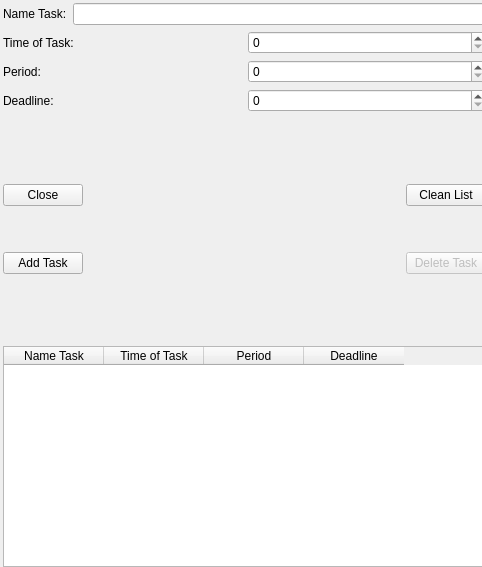
Before: the Qt Designer form addtask.ui in feichay10/Cliente-Proyecto-Final-SOA, drawn with Qt 5.
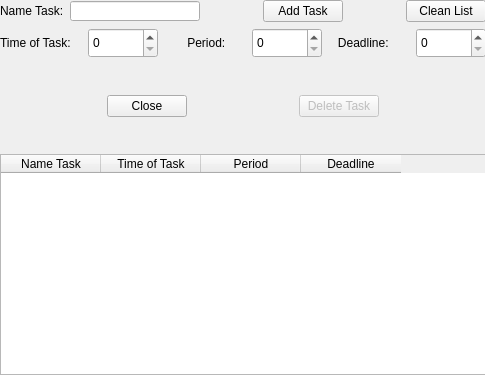
After: the same form once the commit is applied.

Commit message: Fixed widget AddTask, SvConn, fixed some bugs with each one and changed interface of them

What changed in the file:
```diff
--- a/addtask.ui
+++ b/addtask.ui
@@ -6,20 +6,20 @@
    <rect>
     <x>0</x>
     <y>0</y>
-    <width>482</width>
-    <height>567</height>
+    <width>485</width>
+    <height>375</height>
    </rect>
   </property>
   <property name="minimumSize">
    <size>
-    <width>482</width>
-    <height>567</height>
+    <width>485</width>
+    <height>375</height>
    </size>
   </property>
   <property name="maximumSize">
    <size>
-    <width>482</width>
-    <height>567</height>
+    <width>485</width>
+    <height>375</height>
    </size>
   </property>
   <property name="mouseTracking">
@@ -31,17 +31,19 @@
   <property name="windowTitle">
    <string>Form</string>
   </property>
-  <widget class="QWidget" name="layoutWidget">
+  <widget class="QWidget" name="">
    <property name="geometry">
     <rect>
-     <x>3</x>
-     <y>3</y>
-     <width>483</width>
-     <height>564</height>
+     <x>0</x>
+     <y>0</y>
+     <width>486</width>
+     <height>375</height>
     </rect>
    </property>
    <layout class="QVBoxLayout" name="verticalLayout_4">
     <item>
+     <layout class="QVBoxLayout" name="verticalLayout_3">
+      <item>
      <layout class="QVBoxLayout" name="verticalLayout">
       <item>
        <layout class="QHBoxLayout" name="horizontalLayout">
@@ -54,11 +56,66 @@
         </item>
         <item>
          <widget class="QLineEdit" name="lineEdit_name_task">
+            <property name="minimumSize">
+             <size>
+              <width>130</width>
+              <height>20</height>
+             </size>
+            </property>
+            <property name="maximumSize">
+             <size>
+              <width>130</width>
+              <height>20</height>
+             </size>
+            </property>
+            <property name="text">
+             <string/>
+            </property>
           <property name="maxLength">
            <number>9</number>
           </property>
          </widget>
         </item>
+          <item>
+           <spacer name="horizontalSpacer_2">
+            <property name="orientation">
+             <enum>Qt::Horizontal</enum>
+            </property>
+            <property name="sizeHint" stdset="0">
+             <size>
+              <width>40</width>
+              <height>20</height>
+             </size>
+            </property>
+           </spacer>
+          </item>
+          <item>
+           <widget class="QPushButton" name="addTaskButton">
+            <property name="text">
+             <string>Add Task</string>
+            </property>
+           </widget>
+          </item>
+          <item>
+           <spacer name="horizontalSpacer_3">
+            <property name="orientation">
+             <enum>Qt::Horizontal</enum>
+            </property>
+            <property name="sizeHint" stdset="0">
+             <size>
+              <width>40</width>
+              <height>20</height>
+             </size>
+            </property>
+           </spacer>
+          </item>
+          <item>
+           <widget class="QPushButton" name="cleanButton">
+            <property name="text">
+             <string>Clean List</string>
+            </property>
+           </widget>
+          </item>
        </layout>
       </item>
       <item>
@@ -74,8 +131,14 @@
          <widget class="QSpinBox" name="spinBox_time_of_task">
           <property name="minimumSize">
            <size>
-            <width>168</width>
-            <height>0</height>
+              <width>70</width>
+              <height>30</height>
+             </size>
+            </property>
+            <property name="maximumSize">
+             <size>
+              <width>70</width>
+              <height>30</height>
            </size>
           </property>
           <property name="maximum">
@@ -83,37 +146,53 @@
           </property>
          </widget>
         </item>
-       </layout>
-      </item>
-      <item>
-       <layout class="QHBoxLayout" name="horizontalLayout_3">
         <item>
          <widget class="QLabel" name="label_3">
           <property name="text">
-           <string>Period:</string>
+             <string>       Period:</string>
           </property>
          </widget>
         </item>
         <item>
          <widget class="QSpinBox" name="spinBox_period">
+            <property name="minimumSize">
+             <size>
+              <width>70</width>
+              <height>30</height>
+             </size>
+            </property>
+            <property name="maximumSize">
+             <size>
+              <width>70</width>
+              <height>30</height>
+             </size>
+            </property>
           <property name="maximum">
            <number>1000</number>
           </property>
          </widget>
         </item>
-       </layout>
-      </item>
-      <item>
-       <layout class="QHBoxLayout" name="horizontalLayout_4">
         <item>
          <widget class="QLabel" name="label_4">
           <property name="text">
-           <string>Deadline:</string>
+             <string>   Deadline:</string>
           </property>
          </widget>
         </item>
         <item>
          <widget class="QSpinBox" name="spinBox_deadline">
+            <property name="minimumSize">
+             <size>
+              <width>70</width>
+              <height>30</height>
+             </size>
+            </property>
+            <property name="maximumSize">
+             <size>
+              <width>70</width>
+              <height>30</height>
+             </size>
+            </property>
           <property name="maximum">
            <number>1000</number>
           </property>
@@ -123,24 +202,37 @@
       </item>
      </layout>
     </item>
-    <item>
-     <spacer name="verticalSpacer">
-      <property name="orientation">
-       <enum>Qt::Vertical</enum>
-      </property>
-      <property name="sizeHint" stdset="0">
-       <size>
-        <width>20</width>
-        <height>40</height>
-       </size>
-      </property>
-     </spacer>
-    </item>
-    <item>
-     <layout class="QHBoxLayout" name="horizontalLayout_5">
       <item>
        <layout class="QVBoxLayout" name="verticalLayout_2">
         <item>
+         <spacer name="verticalSpacer">
+          <property name="orientation">
+           <enum>Qt::Vertical</enum>
+          </property>
+          <property name="sizeHint" stdset="0">
+           <size>
+            <width>20</width>
+            <height>17</height>
+           </size>
+          </property>
+         </spacer>
+        </item>
+        <item>
+         <layout class="QHBoxLayout" name="horizontalLayout_3">
+          <item>
+           <spacer name="horizontalSpacer_6">
+            <property name="orientation">
+             <enum>Qt::Horizontal</enum>
+            </property>
+            <property name="sizeHint" stdset="0">
+             <size>
+              <width>40</width>
+              <height>20</height>
+             </size>
+            </property>
+           </spacer>
+          </item>
+          <item>
          <widget class="QPushButton" name="closeButton">
           <property name="maximumSize">
            <size>
@@ -154,28 +246,6 @@
          </widget>
         </item>
         <item>
-         <spacer name="verticalSpacer_3">
-          <property name="orientation">
-           <enum>Qt::Vertical</enum>
-          </property>
-          <property name="sizeHint" stdset="0">
-           <size>
-            <width>20</width>
-            <height>40</height>
-           </size>
-          </property>
-         </spacer>
-        </item>
-        <item>
-         <widget class="QPushButton" name="addTaskButton">
-          <property name="text">
-           <string>Add Task</string>
-          </property>
-         </widget>
-        </item>
-       </layout>
-      </item>
-      <item>
        <spacer name="horizontalSpacer">
         <property name="orientation">
          <enum>Qt::Horizontal</enum>
@@ -189,28 +259,6 @@
        </spacer>
       </item>
       <item>
-       <layout class="QVBoxLayout" name="verticalLayout_3">
-        <item>
-         <widget class="QPushButton" name="cleanButton">
-          <property name="text">
-           <string>Clean List</string>
-          </property>
-         </widget>
-        </item>
-        <item>
-         <spacer name="verticalSpacer_4">
-          <property name="orientation">
-           <enum>Qt::Vertical</enum>
-          </property>
-          <property name="sizeHint" stdset="0">
-           <size>
-            <width>20</width>
-            <height>40</height>
-           </size>
-          </property>
-         </spacer>
-        </item>
-        <item>
          <widget class="QPushButton" name="deleteButton">
           <property name="enabled">
            <bool>false</bool>
@@ -220,7 +268,18 @@
           </property>
          </widget>
         </item>
-       </layout>
+          <item>
+           <spacer name="horizontalSpacer_7">
+            <property name="orientation">
+             <enum>Qt::Horizontal</enum>
+            </property>
+            <property name="sizeHint" stdset="0">
+             <size>
+              <width>40</width>
+              <height>20</height>
+             </size>
+            </property>
+           </spacer>
       </item>
      </layout>
     </item>
@@ -232,10 +291,14 @@
       <property name="sizeHint" stdset="0">
        <size>
         <width>20</width>
-        <height>40</height>
+            <height>13</height>
        </size>
       </property>
      </spacer>
+        </item>
+       </layout>
+      </item>
+     </layout>
     </item>
     <item>
      <widget class="QTableWidget" name="tableWidget">
```
Lines whose indentation alone changed are shown as unchanged. The commit also changes 5 other files.
